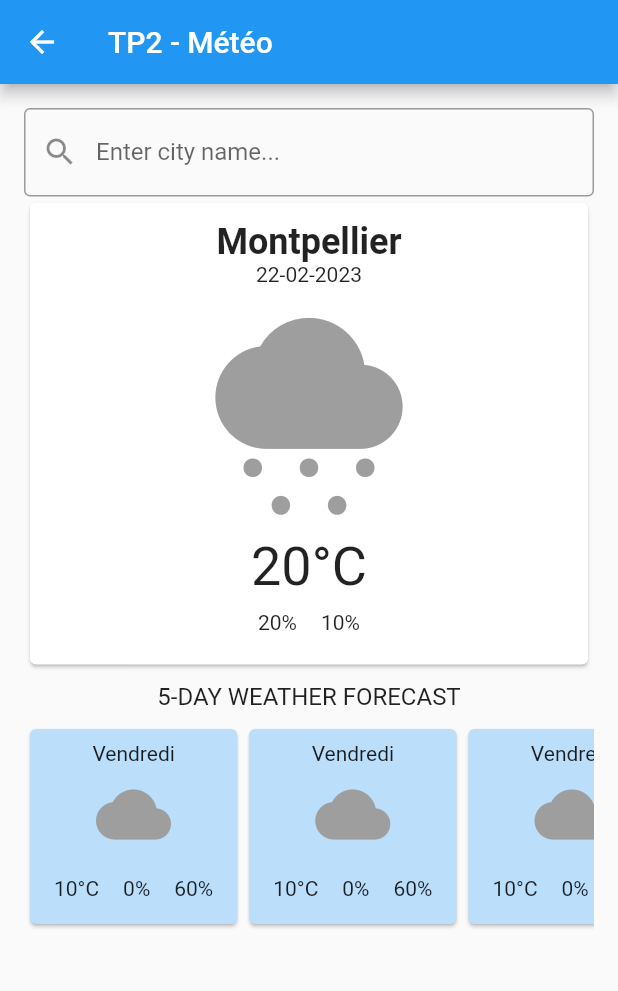
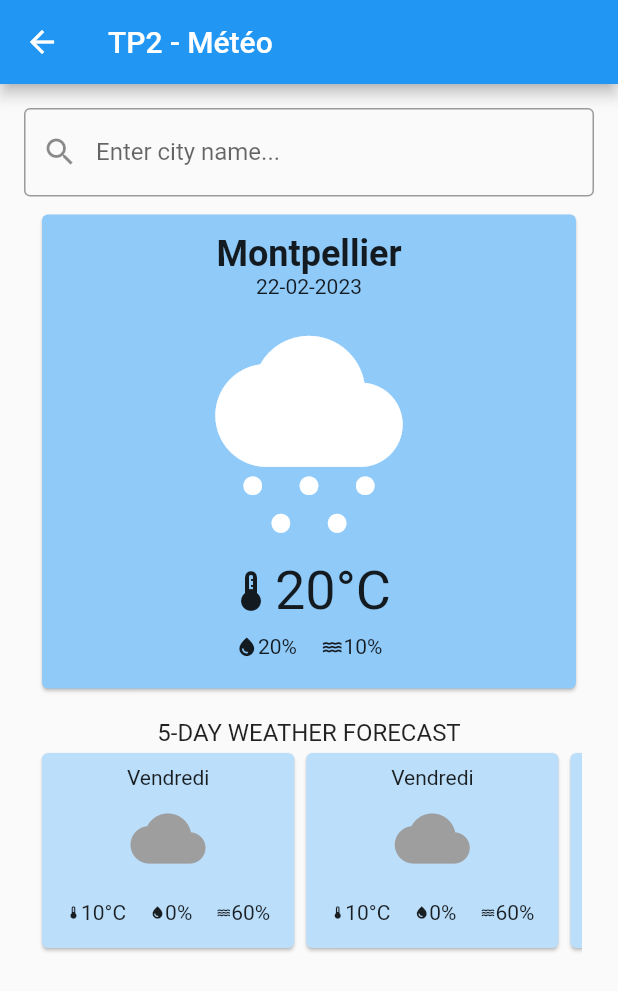
Before and after one commit to engel-arthur/flutter-tp2-gestion-state, a Flutter app: the MeteoPage screen opened by its route, on a phone screen of 412 x 824 dp. Shown: the top 991 px of the screen. Run offline on Flutter 3.47's test engine with Material 2 defaults, Android fonts, the light colour scheme and no system bars; our stand-ins replace flutter_bloc.

Commit message:
petit redesign de la météo

```diff
--- a/lib/meteo/data/models/weather_forecast_model.dart
+++ b/lib/meteo/data/models/weather_forecast_model.dart
@@ -1,3 +1,5 @@
+// ignore_for_file: unnecessary_new, prefer_collection_literals, unnecessary_this
+
 class WeatherForecastModel {
   String? cod;
   int? message;
--- a/lib/meteo/data/repositories/weather_repository.dart
+++ b/lib/meteo/data/repositories/weather_repository.dart
@@ -1,3 +1,5 @@
+// ignore_for_file: avoid_print
+
 import 'dart:convert';
 
 import 'package:http/http.dart';
--- a/lib/meteo/presentation/pages/meteo_page.dart
+++ b/lib/meteo/presentation/pages/meteo_page.dart
@@ -10,12 +10,16 @@ class MeteoPage extends StatelessWidget {
   Widget build(BuildContext context) {
     return Scaffold(
       appBar: AppBar(title: const Text("TP2 - Météo")),
-      body: Padding(
+      body: SingleChildScrollView(
+        scrollDirection: Axis.vertical,
+        child: Padding(
           padding: const EdgeInsets.all(16.0),
           child: Column(
             children: const [
               CitySearchField(),
-            CityInformation(
+              Padding(
+                padding: EdgeInsets.all(8.0),
+                child: CityInformation(
                   cityName: 'Montpellier',
                   date: '22-02-2023',
                   humidity: '10%',
@@ -23,8 +27,10 @@ class MeteoPage extends StatelessWidget {
                   temperature: '20°C',
                   weatherDescription: 'Snow',
                 ),
+              ),
               WeatherForecastInformation()
             ],
+          ),
         ),
       ),
     );
--- a/lib/meteo/presentation/widgets/city_information.dart
+++ b/lib/meteo/presentation/widgets/city_information.dart
@@ -24,6 +24,7 @@ class CityInformation extends StatelessWidget {
   @override
   Widget build(BuildContext context) {
     return Card(
+      color: Theme.of(context).backgroundColor,
       child: Padding(
         padding: const EdgeInsets.all(12.0),
         child: Column(
@@ -31,22 +32,38 @@ class CityInformation extends StatelessWidget {
             MainText(text: cityName),
             RegularText(text: date),
             Padding(
-              padding: const EdgeInsets.all(8.0),
+              padding: const EdgeInsets.all(12.0),
               child: WeatherIcon(
                   weatherDescription: weatherDescription, size: 150),
             ),
-            SecondaryText(text: temperature),
+            Row(
+              mainAxisAlignment: MainAxisAlignment.center,
+              children: [
+                const Icon(Icons.thermostat, size: 32),
+                SecondaryText(text: temperature),
+              ],
+            ),
             Center(
               child: Row(
                 mainAxisSize: MainAxisSize.min,
                 children: [
                   Padding(
                     padding: const EdgeInsets.all(8.0),
-                    child: RegularText(text: precipitation),
+                    child: Row(
+                      children: [
+                        const Icon(Icons.water_drop_sharp, size: 15),
+                        RegularText(text: precipitation),
+                      ],
+                    ),
                   ),
                   Padding(
                     padding: const EdgeInsets.all(8.0),
-                    child: RegularText(text: humidity),
+                    child: Row(
+                      children: [
+                        const Icon(Icons.water_sharp, size: 15),
+                        RegularText(text: humidity),
+                      ],
+                    ),
                   ),
                 ],
               ),
--- a/lib/meteo/presentation/widgets/city_information_widgets/weather_icon.dart
+++ b/lib/meteo/presentation/widgets/city_information_widgets/weather_icon.dart
@@ -20,7 +20,7 @@ class WeatherIcon extends StatelessWidget {
       case "Rain":
         return Icon(Icons.water_drop, color: Colors.blue, size: size);
       case "Snow":
-        return Icon(Icons.cloudy_snowing, color: Colors.grey, size: size);
+        return Icon(Icons.cloudy_snowing, color: Colors.white, size: size);
       default:
         return Icon(Icons.sunny, color: Colors.yellow, size: size);
     }
--- a/lib/meteo/presentation/widgets/weather_forecast_information.dart
+++ b/lib/meteo/presentation/widgets/weather_forecast_information.dart
@@ -1,4 +1,3 @@
-import 'package:flutter/cupertino.dart';
 import 'package:flutter/material.dart';
 import 'package:tp2_gestion_state/meteo/presentation/widgets/city_information_widgets/weather_icon.dart';
 import 'package:tp2_gestion_state/meteo/presentation/widgets/widget_utils/regular_text.dart';
@@ -9,12 +8,11 @@ class WeatherForecastInformation extends StatelessWidget {
 
   @override
   Widget build(BuildContext context) {
-    return Column(
+    return Padding(
+      padding: const EdgeInsets.all(8.0),
+      child: Column(
         children: [
-        const Padding(
-          padding: EdgeInsets.all(8.0),
-          child: TertiaryText(text: "5-day weather forecast"),
-        ),
+          const TertiaryText(text: "5-day weather forecast"),
           SingleChildScrollView(
             scrollDirection: Axis.horizontal,
             child: Row(
@@ -41,6 +39,7 @@ class WeatherForecastInformation extends StatelessWidget {
             ),
           )
         ],
+      ),
     );
   }
 }
@@ -79,15 +78,30 @@ class WeatherForecastCard extends StatelessWidget {
               children: [
                 Padding(
                   padding: const EdgeInsets.all(8.0),
-                  child: RegularText(text: temperature),
+                  child: Row(
+                    children: [
+                      const Icon(Icons.thermostat, size: 10),
+                      RegularText(text: temperature),
+                    ],
+                  ),
                 ),
                 Padding(
                   padding: const EdgeInsets.all(8.0),
-                  child: RegularText(text: precipitation),
+                  child: Row(
+                    children: [
+                      const Icon(Icons.water_drop_sharp, size: 10),
+                      RegularText(text: precipitation),
+                    ],
+                  ),
                 ),
                 Padding(
                   padding: const EdgeInsets.all(8.0),
-                  child: RegularText(text: humidity),
+                  child: Row(
+                    children: [
+                      const Icon(Icons.water_sharp, size: 10),
+                      RegularText(text: humidity),
+                    ],
+                  ),
                 )
               ],
             )
```
Lines whose indentation alone changed are shown as unchanged.
